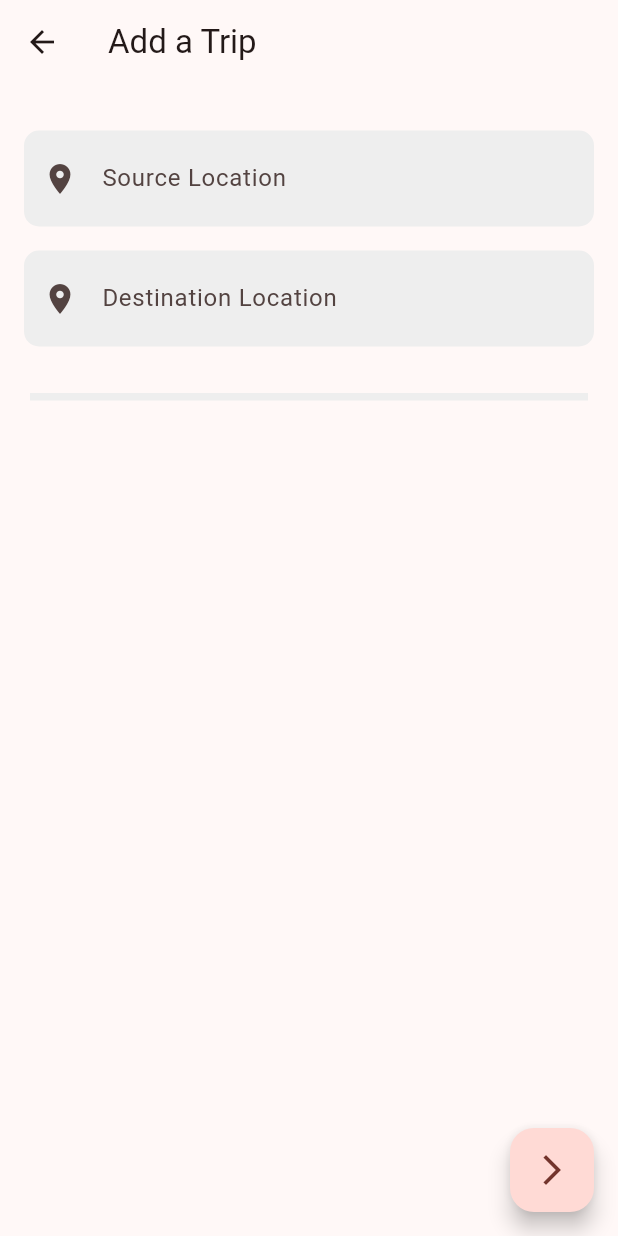
After one commit to Navin-PlayerOne/travel_admin, a Flutter app: the LocationSuggestionSheet screen opened directly, on a phone screen of 412 x 824 dp. The commit adds this screen. Run offline on Flutter 3.47's test engine with Material 2 defaults, Android fonts, the light colour scheme and no system bars; drawn by our look-alikes of dynamic_color; our stand-ins replace appwrite, google_fonts, google_maps_flutter, location; missing offline and left inert: dart:ffi, flutter_polyline_points; statements that could not run were skipped.

Commit message:
improved location suggestion, home page redesigned

```diff
--- a/lib/pages/authstate.dart
+++ b/lib/pages/authstate.dart
@@ -18,7 +18,7 @@ class AuthState extends StatelessWidget {
             body: Center(child: CircularProgressIndicator()),
           )
         : value == AuthStatus.authenticated
-            ?  HomePage()
+            ? MyHomePage()
             : const LoginPage();
   }
 }
--- /dev/null
+++ b/lib/pages/suggestionsheet.dart
@@ -0,0 +1,243 @@
+import 'dart:convert';
+import 'package:flutter/material.dart';
+import 'package:google_maps_flutter/google_maps_flutter.dart';
+import 'package:http/http.dart' as http;
+
+class LocationSuggestion {
+  final String description;
+  final String placeId;
+
+  LocationSuggestion({
+    required this.description,
+    required this.placeId,
+  });
+}
+
+class LocationSuggestionSheet extends StatefulWidget {
+  @override
+  _LocationSuggestionSheetState createState() =>
+      _LocationSuggestionSheetState();
+}
+
+class _LocationSuggestionSheetState extends State<LocationSuggestionSheet> {
+  TextEditingController _sourceController = TextEditingController();
+  TextEditingController _destinationController = TextEditingController();
+  late TextEditingController _focusedController;
+
+  LatLng? source;
+  LatLng? destination;
+
+  final String apiKey = 'YOUR_API_KEY';
+
+  // List to store location suggestions
+  List<LocationSuggestion> _suggestions = [];
+
+  // Method to fetch location suggestions from Google Places API
+  Future<List<LocationSuggestion>> getSuggestions(String query) async {
+    print("firing request to server");
+    final String url =
+        'https://maps.googleapis.com/maps/api/place/autocomplete/json?input=$query&key=$apiKey&components=country:IN';
+
+    final response = await http.get(Uri.parse(url));
+
+    if (response.statusCode == 200) {
+      final predictions = json.decode(response.body)['predictions'] as List;
+      return predictions
+          .map<LocationSuggestion>((json) => LocationSuggestion(
+                description: json['description'] as String,
+                placeId: json['place_id'] as String,
+              ))
+          .toList();
+    } else {
+      throw Exception('Failed to load suggestions');
+    }
+  }
+
+  // Method to update suggestions based on user input
+  void updateSuggestions(TextEditingController controller, String query) async {
+    final suggestions = await getSuggestions(query);
+    setState(() {
+      _suggestions = suggestions;
+    });
+  }
+
+  // Method to fetch additional details using place ID
+  Future<LatLng> getLatLngDetails(LocationSuggestion suggestion) async {
+    final String detailsUrl =
+        'https://maps.googleapis.com/maps/api/place/details/json?place_id=${suggestion.placeId}&key=$apiKey';
+
+    final detailsResponse = await http.get(Uri.parse(detailsUrl));
+
+    if (detailsResponse.statusCode == 200) {
+      final details = json.decode(detailsResponse.body)['result'];
+      final lat = details['geometry']['location']['lat'];
+      final lng = details['geometry']['location']['lng'];
+
+      print('Latitude: $lat, Longitude: $lng');
+
+      return LatLng(lat, lng);
+      // Perform actions with lat and lng
+    } else {
+      throw Exception('Failed to load details');
+    }
+  }
+
+  void _setFocusedController(TextEditingController controller) {
+    setState(() {
+      _focusedController = controller;
+    });
+  }
+
+  void onSuggestionTap(int index, TextEditingController controller) async {
+    String selectedSuggestion = _suggestions[index].description;
+
+    // Check which text field triggered the suggestion
+    if (controller == _sourceController) {
+      // This suggestion is for the source text field
+      print('Source suggestion tapped: $selectedSuggestion');
+      setState(() {
+        _sourceController.text = selectedSuggestion;
+      });
+      source = await getLatLngDetails(_suggestions[index]);
+    } else if (controller == _destinationController) {
+      // This suggestion is for the destination text field
+      print('Destination suggestion tapped: $selectedSuggestion');
+      setState(() {
+        _destinationController.text = selectedSuggestion;
+      });
+      destination = await getLatLngDetails(_suggestions[index]);
+    }
+
+    // Clear the suggestions after tapping
+    setState(() {
+      _suggestions = [];
+    });
+  }
+
+  @override
+  Widget build(BuildContext context) {
+    return Scaffold(
+      appBar: AppBar(
+        title: const Text("Add a Trip"),
+      ),
+      body: SafeArea(
+        child: Column(
+          children: [
+            // Top 30% of the screen
+            Container(
+              height: MediaQuery.of(context).size.height * 0.25,
+              padding: const EdgeInsets.all(16.0),
+              child: Column(
+                mainAxisAlignment: MainAxisAlignment.center,
+                children: [
+                  // First text field
+                  Container(
+                    decoration: BoxDecoration(
+                      color: Colors.grey[200],
+                      borderRadius: BorderRadius.circular(10.0),
+                    ),
+                    margin: const EdgeInsets.symmetric(vertical: 8.0),
+                    child: TextField(
+                      controller: _sourceController,
+                      decoration: const InputDecoration(
+                        prefixIcon: Icon(Icons.location_on),
+                        hintText: 'Source Location',
+                        border: InputBorder.none,
+                        contentPadding: EdgeInsets.all(20.0),
+                      ),
+                      onChanged: (query) =>
+                          updateSuggestions(_sourceController, query),
+                      onTap: () => _setFocusedController(_sourceController),
+                    ),
+                  ),
+                  // Second text field
+                  Container(
+                    decoration: BoxDecoration(
+                      color: Colors.grey[200],
+                      borderRadius: BorderRadius.circular(10.0),
+                    ),
+                    margin: const EdgeInsets.symmetric(vertical: 8.0),
+                    child: TextField(
+                      controller: _destinationController,
+                      decoration: const InputDecoration(
+                        prefixIcon: Icon(Icons.location_on),
+                        hintText: 'Destination Location',
+                        border: InputBorder.none,
+                        contentPadding: EdgeInsets.all(20.0),
+                      ),
+                      onChanged: (query) =>
+                          updateSuggestions(_destinationController, query),
+                      onTap: () =>
+                          _setFocusedController(_destinationController),
+                    ),
+                  ),
+                ],
+              ),
+            ),
+            // Horizontal ruler
+            Container(
+              margin: const EdgeInsets.only(left: 20, right: 20),
+              height: 5,
+              color: Colors.grey[200],
+            ),
+            // Bottom 70% of the screen
+            Expanded(
+              child: Container(
+                padding: const EdgeInsets.all(16.0),
+                child: Column(
+                  children: [
+                    // Suggestion list
+                    Expanded(
+                      child: ListView.builder(
+                        itemCount: _suggestions.length,
+                        itemBuilder: (context, index) {
+                          final suggestion = _suggestions[index];
+                          return Column(
+                            children: [
+                              ListTile(
+                                contentPadding: const EdgeInsets.all(8.0),
+                                leading: const Icon(Icons.location_on_outlined),
+                                title: Text(
+                                  suggestion.description,
+                                  style: const TextStyle(
+                                    fontSize: 18.0,
+                                    fontWeight: FontWeight.bold,
+                                  ),
+                                ),
+                                onTap: () {
+                                  onSuggestionTap(index, _focusedController);
+                                },
+                              ),
+                              // Remove the Divider if not needed
+                              Divider(
+                                height: 1.0,
+                                thickness: 2.0,
+                                color: Colors.grey[200],
+                              ),
+                            ],
+                          );
+                        },
+                      ),
+                    ),
+                  ],
+                ),
+              ),
+            ),
+          ],
+        ),
+      ),
+      floatingActionButton: FloatingActionButton(
+        onPressed: () {
+          if (source != null && destination != null) {
+            Navigator.pushNamed(context, '/trip',
+                arguments: {'source': source, 'dest': destination});
+          } else {
+            ScaffoldMessenger.of(context).showSnackBar(
+                SnackBar(content: Text("Please Enter Locations!")));
+          }
+        },
+        child: Icon(Icons.arrow_forward_ios),
+      ),
+    );
+  }
+}
```
Also changed, not shown: lib/pages/home.dart (+17 -150 lines), 1 other file.
